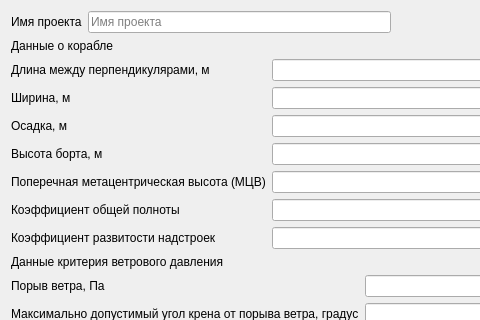
The window that source/gui/generaldata.ui (baseoleph/secad) describes before a commit, drawn with Qt 5; both pictures show x 0 to 480 and y 0 to 320 of the 915 by 791 pixel window.
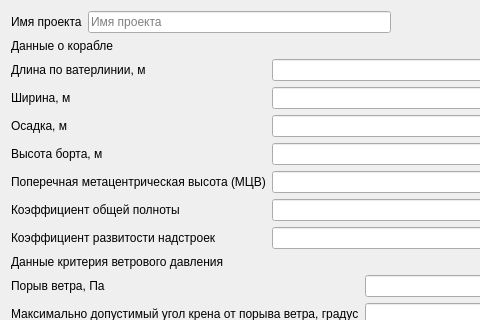
The same window after the commit.

```diff
--- a/source/gui/generaldata.ui
+++ b/source/gui/generaldata.ui
@@ -75,7 +75,7 @@
      <item row="0" column="0">
       <widget class="QLabel" name="label_2">
        <property name="text">
-        <string>Длина между перпендикулярами, м</string>
+        <string>Длина по ватерлинии, м</string>
        </property>
       </widget>
      </item>
```
Left out of the diff: 2 changed lines with no effect on the pictures.
